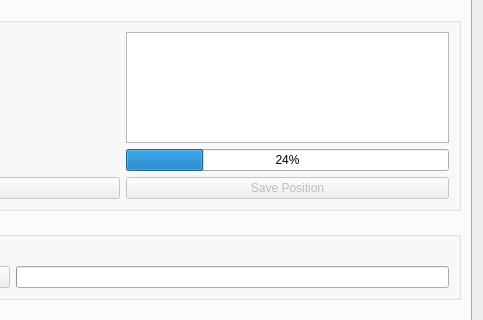
Qt form ground/openpilotgcs/src/plugins/config/revosensors.ui (TauLabs/TauLabs) before a commit; both pictures show x 237 to 720 and y 133 to 453 of the 720 by 669 pixel window.
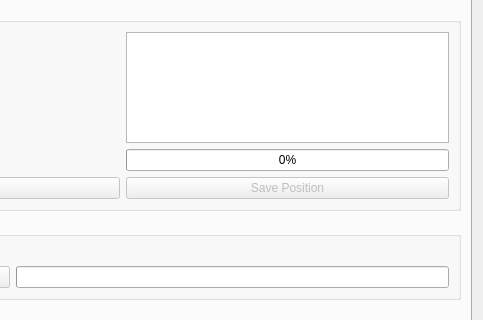
The same form after that commit. Icons and pictures are not drawn.

What changed in the file:
```diff
--- a/ground/openpilotgcs/src/plugins/config/revosensors.ui
+++ b/ground/openpilotgcs/src/plugins/config/revosensors.ui
@@ -155,7 +155,7 @@
           <item row="1" column="1">
            <widget class="QProgressBar" name="sixPointProgres">
             <property name="value">
-             <number>24</number>
+             <number>0</number>
             </property>
            </widget>
           </item>
```
